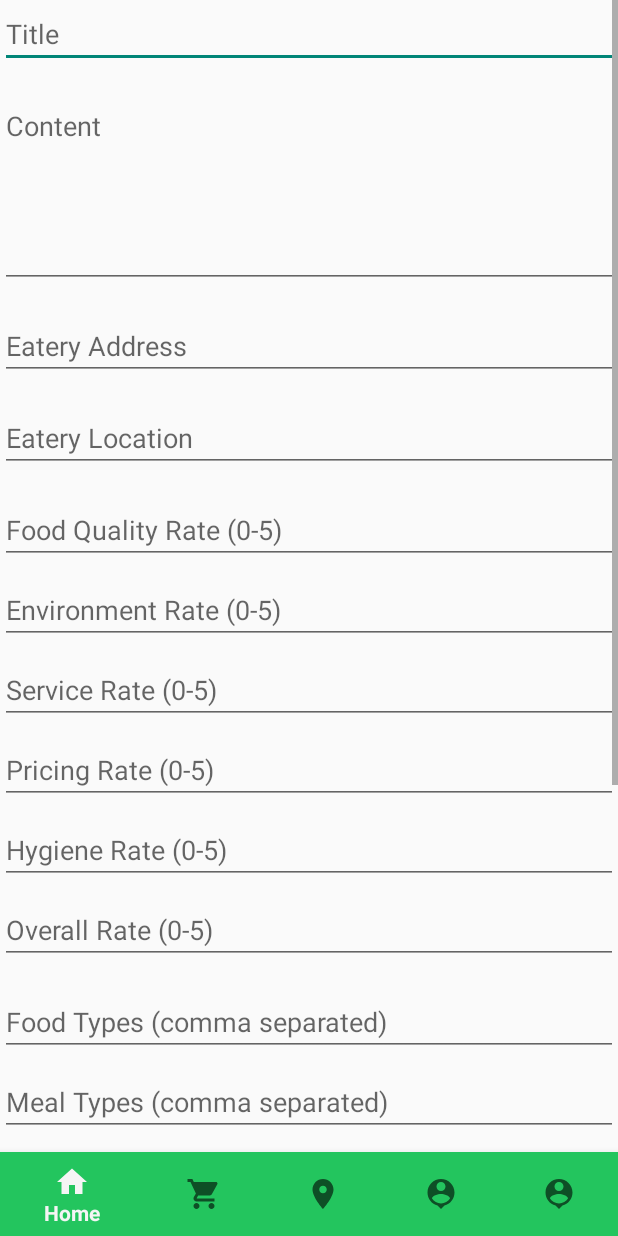
After one commit to LennyFindAName/PRM_FoodEateryReview, an Android app: the CreateBlogActivity screen opened directly, with no data from a screen before it, on a phone screen of 412 x 824 dp. The commit adds this screen. Run offline under Robolectric (Android 15) with nearby library versions, the light colour scheme and no system bars; pictures from the network do not load.

Commit message:
Added BlogCreate

```diff
--- a/app/src/main/AndroidManifest.xml
+++ b/app/src/main/AndroidManifest.xml
@@ -55,6 +55,9 @@
             android:name=".view.GoogleMapsActivity"
             android:exported="false" />
         <activity
+            android:name=".view.CreateBlogActivity"
+            android:exported="false"/>
+        <activity
             android:name=".view.MainActivity"
             android:exported="true">
             <intent-filter>
--- a/app/src/main/java/prm392/project/factory/APIClient.java
+++ b/app/src/main/java/prm392/project/factory/APIClient.java
@@ -11,7 +11,7 @@ import retrofit2.converter.gson.GsonConverterFactory;
 
 public class APIClient {
 
-    private static String baseURL = "http://192.168.1.17:5029/api/";
+    private static String baseURL = "http://192.168.1.21:5029/api/";
 
     private static Retrofit retrofit;
 
--- a/app/src/main/java/prm392/project/inter/BlogService.java
+++ b/app/src/main/java/prm392/project/inter/BlogService.java
@@ -3,7 +3,9 @@ package prm392.project.inter;
 import java.util.List;
 
 import prm392.project.model.Blog;
+import prm392.project.model.DTOs.BlogRequest;
 import retrofit2.Call;
+import retrofit2.http.Body;
 import retrofit2.http.GET;
 import retrofit2.http.POST;
 import retrofit2.http.Path;
@@ -18,4 +20,7 @@ public interface BlogService {
 
     @GET("blog/details/{id}")
     Call<Blog> getBlogDetails(@Path("id") String blogId);
+
+    @POST("blog/create")
+    Call<Void> createBlog(@Body BlogRequest blog);
 }
--- a/app/src/main/java/prm392/project/repo/BlogRepository.java
+++ b/app/src/main/java/prm392/project/repo/BlogRepository.java
@@ -5,6 +5,7 @@ import android.content.Context;
 import prm392.project.factory.APIClient;
 import prm392.project.inter.BlogService;
 import prm392.project.model.Blog;
+import prm392.project.model.DTOs.BlogRequest;
 import prm392.project.model.Food;
 import retrofit2.Call;
 import retrofit2.Retrofit;
@@ -24,4 +25,8 @@ public class BlogRepository {
     public Call<Blog> getBlogDetails(String blogId) {
         return blogService.getBlogDetails(blogId);
     }
+
+    public Call<Void> createBlog(BlogRequest blog) {
+        return blogService.createBlog(blog);
+    }
 }
--- a/app/src/main/java/prm392/project/view/BlogDetailActivity.java
+++ b/app/src/main/java/prm392/project/view/BlogDetailActivity.java
@@ -87,6 +87,10 @@ public class BlogDetailActivity extends AppCompatActivity {
                     Intent intent = new Intent(BlogDetailActivity.this, GoogleMapsActivity.class);
                     startActivity(intent);
                     finish();
+                } else if (item.getItemId() == R.id.nav_create_blog) {
+                    Intent intent = new Intent(BlogDetailActivity.this, CreateBlogActivity.class);
+                    startActivity(intent);
+                    finish();
                 }
                 return true;
             }
--- a/app/src/main/java/prm392/project/view/CartListActivity.java
+++ b/app/src/main/java/prm392/project/view/CartListActivity.java
@@ -87,6 +87,10 @@ public class CartListActivity extends AppCompatActivity {
                     Intent intent = new Intent(CartListActivity.this, GoogleMapsActivity.class);
                     startActivity(intent);
                     finish();
+                } else if (item.getItemId() == R.id.nav_create_blog) {
+                    Intent intent = new Intent(CartListActivity.this, CreateBlogActivity.class);
+                    startActivity(intent);
+                    finish();
                 }
                 return true;
             }
--- a/app/src/main/java/prm392/project/view/FoodDetailActivity.java
+++ b/app/src/main/java/prm392/project/view/FoodDetailActivity.java
@@ -93,6 +93,10 @@ public class FoodDetailActivity extends AppCompatActivity {
                     finish();
                 } else if (item.getItemId() == R.id.nav_location) {
                     Intent intent = new Intent(FoodDetailActivity.this, GoogleMapsActivity.class);
+                    startActivity(intent);
+                    finish();
+                } else if (item.getItemId() == R.id.nav_create_blog) {
+                    Intent intent = new Intent(FoodDetailActivity.this, CreateBlogActivity.class);
                     startActivity(intent);
                     finish();
                 }
--- a/app/src/main/java/prm392/project/view/GoogleMapsActivity.java
+++ b/app/src/main/java/prm392/project/view/GoogleMapsActivity.java
@@ -119,6 +119,10 @@ public class GoogleMapsActivity extends AppCompatActivity implements OnMapReadyC
                     Intent intent = new Intent(GoogleMapsActivity.this, GoogleMapsActivity.class);
                     startActivity(intent);
                     finish();
+                } else if (item.getItemId() == R.id.nav_create_blog) {
+                    Intent intent = new Intent(GoogleMapsActivity.this, CreateBlogActivity.class);
+                    startActivity(intent);
+                    finish();
                 }
                 return true;
             }
--- a/app/src/main/java/prm392/project/view/HomeActivity.java
+++ b/app/src/main/java/prm392/project/view/HomeActivity.java
@@ -174,6 +174,10 @@ public class HomeActivity extends AppCompatActivity implements OnCartUpdateListe
                     Intent intent = new Intent(HomeActivity.this, GoogleMapsActivity.class);
                     startActivity(intent);
                     finish();
+                } else if (item.getItemId() == R.id.nav_create_blog) {
+                    Intent intent = new Intent(HomeActivity.this, CreateBlogActivity.class);
+                    startActivity(intent);
+                    finish();
                 }
                 return true;
             }
--- a/app/src/main/java/prm392/project/view/OrderActivity.java
+++ b/app/src/main/java/prm392/project/view/OrderActivity.java
@@ -108,6 +108,10 @@ public class OrderActivity extends AppCompatActivity {
                     finish();
                 } else if (item.getItemId() == R.id.nav_location) {
                     Intent intent = new Intent(OrderActivity.this, GoogleMapsActivity.class);
+                    startActivity(intent);
+                    finish();
+                } else if (item.getItemId() == R.id.nav_create_blog) {
+                    Intent intent = new Intent(OrderActivity.this, CreateBlogActivity.class);
                     startActivity(intent);
                     finish();
                 }
--- a/app/src/main/java/prm392/project/view/OrderHistoryActivity.java
+++ b/app/src/main/java/prm392/project/view/OrderHistoryActivity.java
@@ -87,6 +87,10 @@ public class OrderHistoryActivity extends AppCompatActivity {
                     Intent intent = new Intent(OrderHistoryActivity.this, GoogleMapsActivity.class);
                     startActivity(intent);
                     finish();
+                } else if (item.getItemId() == R.id.nav_create_blog) {
+                    Intent intent = new Intent(OrderHistoryActivity.this, CreateBlogActivity.class);
+                    startActivity(intent);
+                    finish();
                 }
                 return true;
             }
--- a/app/src/main/java/prm392/project/view/ProfileActivity.java
+++ b/app/src/main/java/prm392/project/view/ProfileActivity.java
@@ -72,6 +72,10 @@ public class ProfileActivity extends AppCompatActivity {
                     Intent intent = new Intent(ProfileActivity.this, GoogleMapsActivity.class);
                     startActivity(intent);
                     finish();
+                } else if (item.getItemId() == R.id.nav_create_blog) {
+                    Intent intent = new Intent(ProfileActivity.this, CreateBlogActivity.class);
+                    startActivity(intent);
+                    finish();
                 }
                 return true;
             }
--- /dev/null
+++ b/app/src/main/res/layout/activity_create_blog.xml
@@ -0,0 +1,230 @@
+<?xml version="1.0" encoding="utf-8"?>
+<androidx.constraintlayout.widget.ConstraintLayout xmlns:android="http://schemas.android.com/apk/res/android"
+    xmlns:app="http://schemas.android.com/apk/res-auto"
+    android:layout_width="match_parent"
+    android:layout_height="match_parent">
+
+    <ScrollView
+        android:id="@+id/scrollView"
+        android:layout_width="0dp"
+        android:layout_height="0dp"
+        app:layout_constraintBottom_toTopOf="@id/bottom_navigation"
+        app:layout_constraintEnd_toEndOf="parent"
+        app:layout_constraintStart_toStartOf="parent"
+        app:layout_constraintTop_toTopOf="parent">
+
+        <androidx.constraintlayout.widget.ConstraintLayout
+            android:layout_width="match_parent"
+            android:layout_height="wrap_content">
+
+        <!-- Title -->
+            <EditText
+                android:id="@+id/editTextTitle"
+                android:layout_width="0dp"
+                android:layout_height="wrap_content"
+                android:hint="Title"
+                app:layout_constraintEnd_toEndOf="parent"
+                app:layout_constraintStart_toStartOf="parent"
+                app:layout_constraintTop_toTopOf="parent" />
+
+            <!-- Content -->
+            <EditText
+                android:id="@+id/editTextContent"
+                android:layout_width="0dp"
+                android:layout_height="wrap_content"
+                android:layout_marginTop="16dp"
+                android:gravity="top"
+                android:hint="Content"
+                android:inputType="textMultiLine"
+                android:minLines="5"
+                app:layout_constraintEnd_toEndOf="parent"
+                app:layout_constraintStart_toStartOf="parent"
+                app:layout_constraintTop_toBottomOf="@id/editTextTitle" />
+
+            <!-- Eatery Address -->
+            <EditText
+                android:id="@+id/editTextEateryAddress"
+                android:layout_width="0dp"
+                android:layout_height="wrap_content"
+                android:layout_marginTop="16dp"
+                android:hint="Eatery Address"
+                app:layout_constraintEnd_toEndOf="parent"
+                app:layout_constraintStart_toStartOf="parent"
+                app:layout_constraintTop_toBottomOf="@id/editTextContent" />
+
+            <!-- Eatery Location -->
+            <EditText
+                android:id="@+id/editTextEateryLocation"
+                android:layout_width="0dp"
+                android:layout_height="wrap_content"
+                android:layout_marginTop="16dp"
+                android:hint="Eatery Location"
+                app:layout_constraintEnd_toEndOf="parent"
+                app:layout_constraintStart_toStartOf="parent"
+                app:layout_constraintTop_toBottomOf="@id/editTextEateryAddress" />
+
+            <!-- Ratings -->
+            <EditText
+                android:id="@+id/editTextFoodQuality"
+                android:layout_width="0dp"
+                android:layout_height="wrap_content"
+                android:layout_marginTop="16dp"
+                android:hint="Food Quality Rate (0-5)"
+                android:inputType="number"
+                app:layout_constraintEnd_toEndOf="parent"
+                app:layout_constraintStart_toStartOf="parent"
+                app:layout_constraintTop_toBottomOf="@id/editTextEateryLocation" />
+
+            <EditText
+                android:id="@+id/editTextEnvironment"
+                android:layout_width="0dp"
+                android:layout_height="wrap_content"
+                android:layout_marginTop="8dp"
+                android:hint="Environment Rate (0-5)"
+                android:inputType="number"
+                app:layout_constraintEnd_toEndOf="parent"
+                app:layout_constraintStart_toStartOf="parent"
+                app:layout_constraintTop_toBottomOf="@id/editTextFoodQuality" />
+
+            <EditText
+                android:id="@+id/editTextService"
+                android:layout_width="0dp"
+                android:layout_height="wrap_content"
+                android:layout_marginTop="8dp"
+                android:hint="Service Rate (0-5)"
+                android:inputType="number"
+                app:layout_constraintEnd_toEndOf="parent"
+                app:layout_constraintStart_toStartOf="parent"
+                app:layout_constraintTop_toBottomOf="@id/editTextEnvironment" />
+
+            <EditText
+                android:id="@+id/editTextPricing"
+                android:layout_width="0dp"
+                android:layout_height="wrap_content"
+                android:layout_marginTop="8dp"
+                android:hint="Pricing Rate (0-5)"
+                android:inputType="number"
+                app:layout_constraintEnd_toEndOf="parent"
+                app:layout_constraintStart_toStartOf="parent"
+                app:layout_constraintTop_toBottomOf="@id/editTextService" />
+
+            <EditText
+                android:id="@+id/editTextHygiene"
+                android:layout_width="0dp"
+                android:layout_height="wrap_content"
+                android:layout_marginTop="8dp"
+                android:hint="Hygiene Rate (0-5)"
+                android:inputType="number"
+                app:layout_constraintEnd_toEndOf="parent"
+                app:layout_constraintStart_toStartOf="parent"
+                app:layout_constraintTop_toBottomOf="@id/editTextPricing" />
+
+            <EditText
+                android:id="@+id/editTextOverall"
+                android:layout_width="0dp"
+                android:layout_height="wrap_content"
+                android:layout_marginTop="8dp"
+                android:hint="Overall Rate (0-5)"
+                android:inputType="numberDecimal"
+                app:layout_constraintEnd_toEndOf="parent"
+                app:layout_constraintStart_toStartOf="parent"
+                app:layout_constraintTop_toBottomOf="@id/editTextHygiene" />
+
+            <!-- Food Types (comma separated) -->
+            <EditText
+                android:id="@+id/editTextFoodTypes"
+                android:layout_width="0dp"
+                android:layout_height="wrap_content"
+                android:layout_marginTop="16dp"
+                android:hint="Food Types (comma separated)"
+                app:layout_constraintEnd_toEndOf="parent"
+                app:layout_constraintStart_toStartOf="parent"
+                app:layout_constraintTop_toBottomOf="@id/editTextOverall" />
+
+            <!-- Meal Types (comma separated) -->
+            <EditText
+                android:id="@+id/editTextMealTypes"
+                android:layout_width="0dp"
+                android:layout_height="wrap_content"
+                android:layout_marginTop="8dp"
+                android:hint="Meal Types (comma separated)"
+                app:layout_constraintEnd_toEndOf="parent"
+                app:layout_constraintStart_toStartOf="parent"
+                app:layout_constraintTop_toBottomOf="@id/editTextFoodTypes" />
+
+
+            <!-- Price Range -->
+            <EditText
+                android:id="@+id/editTextPriceRange"
+                android:layout_width="0dp"
+                android:layout_height="wrap_content"
+                android:layout_marginTop="8dp"
+                android:hint="Price Range"
+                app:layout_constraintEnd_toEndOf="parent"
+                app:layout_constraintStart_toStartOf="parent"
+                app:layout_constraintTop_toBottomOf="@id/editTextMealTypes" />
+
+            <!-- Bill Image Selection -->
+            <Button
+                android:id="@+id/buttonSelectBillImage"
+                android:layout_width="wrap_content"
+                android:layout_height="wrap_content"
+                android:text="Select Bill Image"
+                android:layout_marginTop="16dp"
+                app:layout_constraintStart_toStartOf="parent"
+                app:layout_constraintTop_toBottomOf="@id/editTextPriceRange" />
+
+            <ImageView
+                android:id="@+id/imageViewBill"
+                android:layout_width="100dp"
+                android:layout_height="100dp"
+                android:scaleType="centerCrop"
+                android:layout_marginTop="8dp"
+                app:layout_constraintStart_toStartOf="parent"
+                app:layout_constraintTop_toBottomOf="@id/buttonSelectBillImage" />
+
+            <!-- Blog Images Selection -->
+            <Button
+                android:id="@+id/buttonSelectBlogImages"
+                android:layout_width="wrap_content"
+                android:layout_height="wrap_content"
+                android:text="Select Blog Images"
+                android:layout_marginTop="16dp"
+                app:layout_constraintStart_toStartOf="parent"
+                app:layout_constraintTop_toBottomOf="@id/imageViewBill" />
+
+            <LinearLayout
+                android:id="@+id/layoutBlogImages"
+                android:layout_width="match_parent"
+                android:layout_height="wrap_content"
+                android:orientation="horizontal"
+                android:layout_marginTop="8dp"
+                android:layout_marginBottom="16dp"
+                app:layout_constraintStart_toStartOf="parent"
+                app:layout_constraintTop_toBottomOf="@id/buttonSelectBlogImages" />
+
+            <!-- Submit Button -->
+            <Button
+                android:id="@+id/buttonSubmit"
+                android:layout_width="0dp"
+                android:layout_height="wrap_content"
+                android:layout_marginTop="24dp"
+                android:text="Create Blog"
+                app:layout_constraintEnd_toEndOf="parent"
+                app:layout_constraintStart_toStartOf="parent"
+                app:layout_constraintTop_toBottomOf="@id/layoutBlogImages" />
+        </androidx.constraintlayout.widget.ConstraintLayout>
+    </ScrollView>
+
+    <!-- Bottom Navigation -->
+    <com.google.android.material.bottomnavigation.BottomNavigationView
+        android:id="@+id/bottom_navigation"
+        android:layout_width="match_parent"
+        android:layout_height="wrap_content"
+        android:background="#23c55e"
+        app:layout_constraintBottom_toBottomOf="parent"
+        app:layout_constraintEnd_toEndOf="parent"
+        app:layout_constraintStart_toStartOf="parent"
+        app:menu="@menu/bottom_navigation_menu" />
+
+</androidx.constraintlayout.widget.ConstraintLayout>
--- a/app/src/main/res/menu/bottom_navigation_menu.xml
+++ b/app/src/main/res/menu/bottom_navigation_menu.xml
@@ -15,4 +15,8 @@
         android:id="@+id/nav_profile"
         android:icon="@drawable/baseline_person_pin_24"
         android:title="Profile" />
+    <item
+        android:id="@+id/nav_create_blog"
+        android:icon="@drawable/baseline_person_pin_24"
+        android:title="Create Blog" />
 </menu>
```
Also changed, not shown: app/src/main/java/prm392/project/model/DTOs/BlogRequest.java (added, +100 -0 lines), app/src/main/java/prm392/project/view/CreateBlogActivity.java (added, +275 -0 lines), 2 other files.
